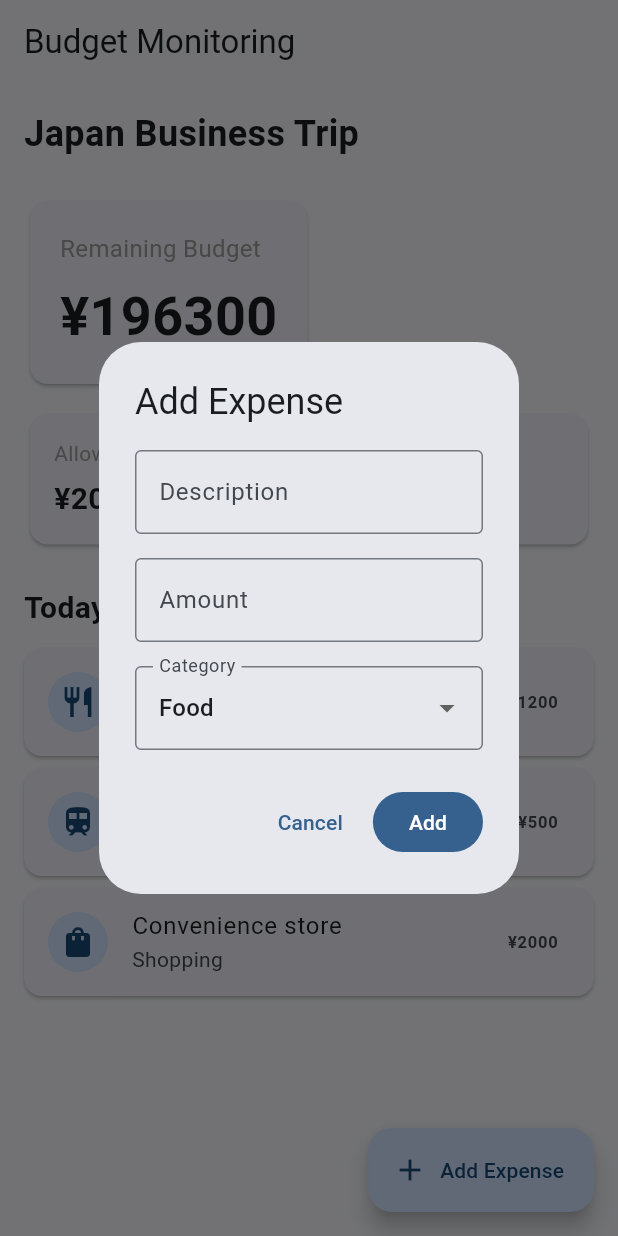
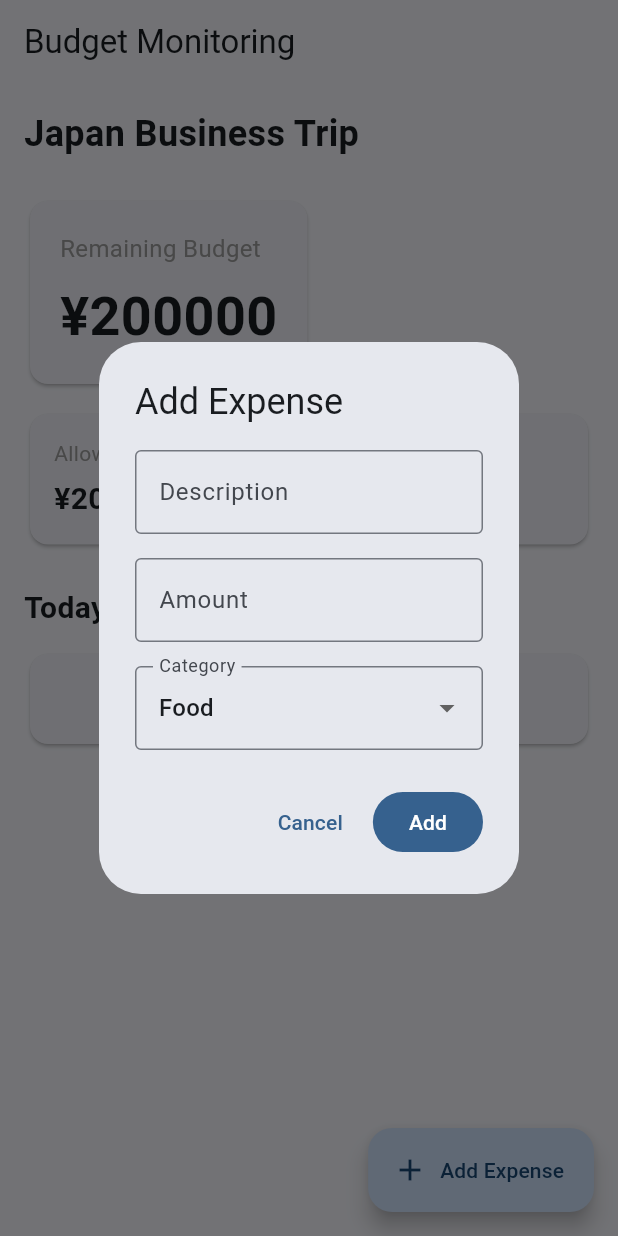
Before and after one commit to dodomozo/trip_budget, a Flutter app: the screen it shows after launch, after a tap on "Add Expense", on a phone screen of 412 x 824 dp. Run offline on Flutter 3.47's test engine with Material 3 defaults, Android fonts, the phone set to English and light mode, and no system bars; our stand-ins replace shared_preferences.

Commit message:
Persist expenses locally

```diff
--- a/lib/main.dart
+++ b/lib/main.dart
@@ -1,4 +1,7 @@
+import 'dart:convert';
+
 import 'package:flutter/material.dart';
+import 'package:shared_preferences/shared_preferences.dart';
 
 void main() {
   runApp(const BudgetMonitoringApp());
@@ -33,27 +36,11 @@ class BudgetHomePage extends StatefulWidget {
 
 class _BudgetHomePageState extends State<BudgetHomePage> {
   static const double totalAllowance = 200000.0;
+  static const String _expensesKey = 'expenses';
 
-  final List<Expense> expenses = [
-    Expense(
-      category: 'Food',
-      description: 'Ramen',
-      amount: 1200,
-      icon: Icons.restaurant,
-    ),
-    Expense(
-      category: 'Transportation',
-      description: 'Train',
-      amount: 500,
-      icon: Icons.train,
-    ),
-    Expense(
-      category: 'Shopping',
-      description: 'Convenience store',
-      amount: 2000,
-      icon: Icons.shopping_bag,
-    ),
-  ];
+  final List<Expense> expenses = [];
+
+  bool _isLoading = true;
 
   double get totalSpent {
     return expenses.fold(0, (sum, expense) => sum + expense.amount);
@@ -61,6 +48,48 @@ class _BudgetHomePageState extends State<BudgetHomePage> {
 
   double get remainingBudget {
     return totalAllowance - totalSpent;
+  }
+
+  @override
+  void initState() {
+    super.initState();
+    _loadExpenses();
+  }
+
+  Future<void> _loadExpenses() async {
+    final prefs = await SharedPreferences.getInstance();
+    final savedExpenses = prefs.getStringList(_expensesKey);
+
+    if (savedExpenses != null) {
+      expenses.clear();
+
+      for (final expenseJson in savedExpenses) {
+        final expenseMap = jsonDecode(expenseJson);
+
+        expenses.add(
+          Expense.fromJson(expenseMap),
+        );
+      }
+    }
+
+    if (mounted) {
+      setState(() {
+        _isLoading = false;
+      });
+    }
+  }
+
+  Future<void> _saveExpenses() async {
+    final prefs = await SharedPreferences.getInstance();
+
+    final savedExpenses = expenses
+        .map((expense) => jsonEncode(expense.toJson()))
+        .toList();
+
+    await prefs.setStringList(
+      _expensesKey,
+      savedExpenses,
+    );
   }
 
   Future<void> _addExpense() async {
@@ -75,6 +104,8 @@ class _BudgetHomePageState extends State<BudgetHomePage> {
       setState(() {
         expenses.add(result);
       });
+
+      await _saveExpenses();
     }
   }
 
@@ -84,7 +115,11 @@ class _BudgetHomePageState extends State<BudgetHomePage> {
       appBar: AppBar(
         title: const Text('Budget Monitoring'),
       ),
-      body: SingleChildScrollView(
+      body: _isLoading
+          ? const Center(
+              child: CircularProgressIndicator(),
+            )
+          : SingleChildScrollView(
               padding: const EdgeInsets.all(16),
               child: Column(
                 crossAxisAlignment: CrossAxisAlignment.start,
@@ -99,7 +134,6 @@ class _BudgetHomePageState extends State<BudgetHomePage> {
 
                   const SizedBox(height: 24),
 
-            // Remaining budget
                   Card(
                     child: Padding(
                       padding: const EdgeInsets.all(20),
@@ -136,14 +170,16 @@ class _BudgetHomePageState extends State<BudgetHomePage> {
                       Expanded(
                         child: _SummaryCard(
                           title: 'Allowance',
-                    value: '¥${totalAllowance.toStringAsFixed(0)}',
+                          value:
+                              '¥${totalAllowance.toStringAsFixed(0)}',
                         ),
                       ),
                       const SizedBox(width: 12),
                       Expanded(
                         child: _SummaryCard(
                           title: 'Spent',
-                    value: '¥${totalSpent.toStringAsFixed(0)}',
+                          value:
+                              '¥${totalSpent.toStringAsFixed(0)}',
                         ),
                       ),
                     ],
@@ -168,14 +204,18 @@ class _BudgetHomePageState extends State<BudgetHomePage> {
                         child: Center(
                           child: Text(
                             'No expenses recorded today.',
-                      style: TextStyle(color: Colors.grey),
+                            style: TextStyle(
+                              color: Colors.grey,
+                            ),
                           ),
                         ),
                       ),
                     )
                   else
                     ...expenses.map(
-                (expense) => _ExpenseItem(expense: expense),
+                      (expense) => _ExpenseItem(
+                        expense: expense,
+                      ),
                     ),
                 ],
               ),
@@ -202,6 +242,40 @@ class Expense {
     required this.amount,
     required this.icon,
   });
+
+  Map<String, dynamic> toJson() {
+    return {
+      'category': category,
+      'description': description,
+      'amount': amount,
+    };
+  }
+
+  factory Expense.fromJson(Map<String, dynamic> json) {
+    final category = json['category'] as String;
+
+    return Expense(
+      category: category,
+      description: json['description'] as String,
+      amount: (json['amount'] as num).toDouble(),
+      icon: _iconForCategory(category),
+    );
+  }
+
+  static IconData _iconForCategory(String category) {
+    switch (category) {
+      case 'Food':
+        return Icons.restaurant;
+      case 'Transportation':
+        return Icons.train;
+      case 'Shopping':
+        return Icons.shopping_bag;
+      case 'Accommodation':
+        return Icons.hotel;
+      default:
+        return Icons.more_horiz;
+    }
+  }
 }
 
 class AddExpenseDialog extends StatefulWidget {
@@ -238,7 +312,9 @@ class _AddExpenseDialogState extends State<AddExpenseDialog> {
       return;
     }
 
-    final amount = double.parse(_amountController.text);
+    final amount = double.parse(
+      _amountController.text,
+    );
 
     final expense = Expense(
       category: _selectedCategory,
@@ -268,9 +344,11 @@ class _AddExpenseDialogState extends State<AddExpenseDialog> {
                   border: OutlineInputBorder(),
                 ),
                 validator: (value) {
-                  if (value == null || value.trim().isEmpty) {
+                  if (value == null ||
+                      value.trim().isEmpty) {
                     return 'Enter a description';
                   }
+
                   return null;
                 },
               ),
@@ -279,7 +357,8 @@ class _AddExpenseDialogState extends State<AddExpenseDialog> {
 
               TextFormField(
                 controller: _amountController,
-                keyboardType: const TextInputType.numberWithOptions(
+                keyboardType:
+                    const TextInputType.numberWithOptions(
                   decimal: true,
                 ),
                 decoration: const InputDecoration(
@@ -288,7 +367,8 @@ class _AddExpenseDialogState extends State<AddExpenseDialog> {
                   border: OutlineInputBorder(),
                 ),
                 validator: (value) {
-                  if (value == null || value.trim().isEmpty) {
+                  if (value == null ||
+                      value.trim().isEmpty) {
                     return 'Enter an amount';
                   }
 
@@ -330,7 +410,9 @@ class _AddExpenseDialogState extends State<AddExpenseDialog> {
       ),
       actions: [
         TextButton(
-          onPressed: () => Navigator.of(context).pop(),
+          onPressed: () {
+            Navigator.of(context).pop();
+          },
           child: const Text('Cancel'),
         ),
         FilledButton(
@@ -357,7 +439,8 @@ class _SummaryCard extends StatelessWidget {
       child: Padding(
         padding: const EdgeInsets.all(16),
         child: Column(
-          crossAxisAlignment: CrossAxisAlignment.start,
+          crossAxisAlignment:
+              CrossAxisAlignment.start,
           children: [
             Text(
               title,
--- a/pubspec.yaml
+++ b/pubspec.yaml
@@ -34,6 +34,7 @@ dependencies:
   # The following adds the Cupertino Icons font to your application.
   # Use with the CupertinoIcons class for iOS style icons.
   cupertino_icons: ^1.0.8
+  shared_preferences: ^2.5.5
 
 dev_dependencies:
   flutter_test:
```
Also changed, not shown: pubspec.lock, 1 other file. Lines whose indentation alone changed are shown as unchanged.
